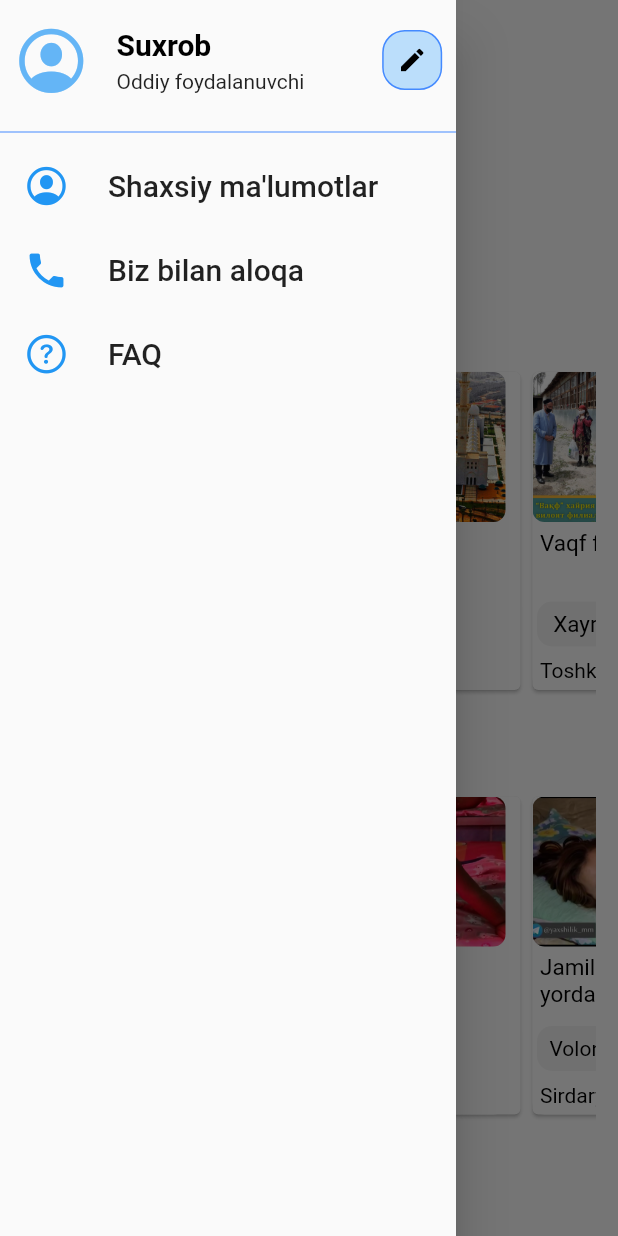
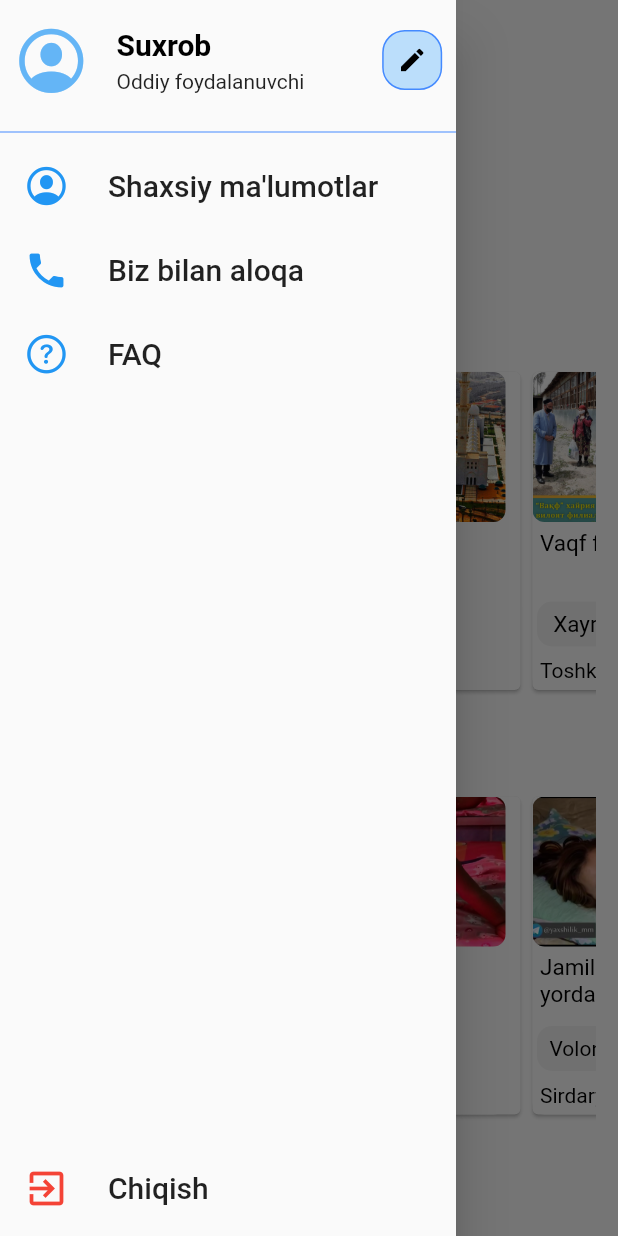
Before and after one commit to ArturSadulloyev/saxovat, a Flutter app: the screen it shows after launch, with the side drawer open, on a phone screen of 412 x 824 dp. Run offline on Flutter 3.47's test engine with Material 2 defaults, Android fonts, the phone set to English and light mode, and no system bars; our stand-ins replace firebase_core, image_picker, mask_text_input_formatter; missing offline and left inert: intro_screen_onboarding_flutter; accounts and stored records are empty.

Commit message:
commit chiqish

```diff
--- a/lib/pages/home_page.dart
+++ b/lib/pages/home_page.dart
@@ -6,7 +6,6 @@ import 'package:saxovat/pages/faq_page.dart';
 import 'package:saxovat/pages/profile_page.dart';
 import 'package:saxovat/services/database_service.dart';
 import 'package:saxovat/views/font.dart';
-import 'package:saxovat/views/home_page/carousel.dart';
 import 'package:saxovat/views/home_page/category_btn.dart';
 import 'package:saxovat/views/home_page/charity_view.dart';
 import 'package:saxovat/views/home_page/donation_view.dart';
@@ -162,6 +161,26 @@ class _HomePageState extends State<HomePage> {
                 );
               },
             ),
+            SizedBox(height: 500,),
+            ListTile(
+              leading: const Icon(
+                Icons.exit_to_app,
+                color: Colors.red,
+                size: 30,
+              ),
+              title: const Text(
+                "Chiqish",
+                style: TextStyle(fontSize: 20),
+              ),
+              onTap: () {
+                Navigator.push(
+                  context,
+                  MaterialPageRoute(
+                    builder: (context) => HomePage(),
+                  ),
+                );
+              },
+            ),
           ],
         ),
       ),
@@ -173,7 +192,6 @@ class _HomePageState extends State<HomePage> {
             mainAxisSize: MainAxisSize.min,
             children: [
               const SizedBox(height: 10),
-
               Text('Kategoriyalar', style: font(size: 20)),
               const SizedBox(height: 20),
               const CategorySelectBtn(),
```
